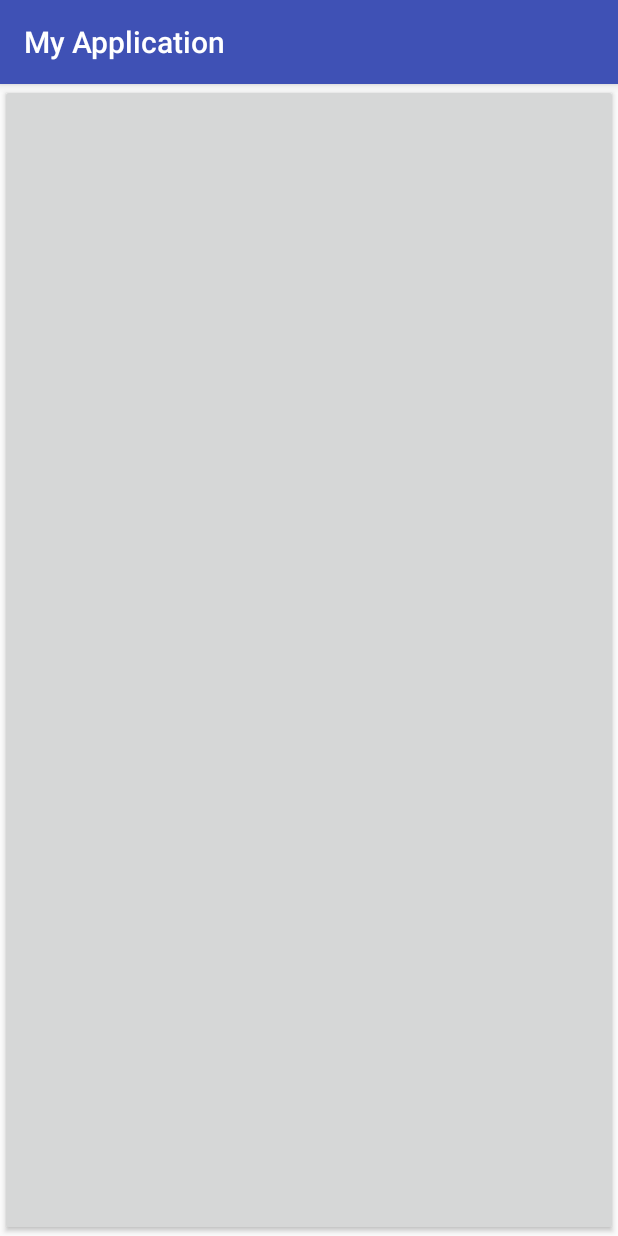
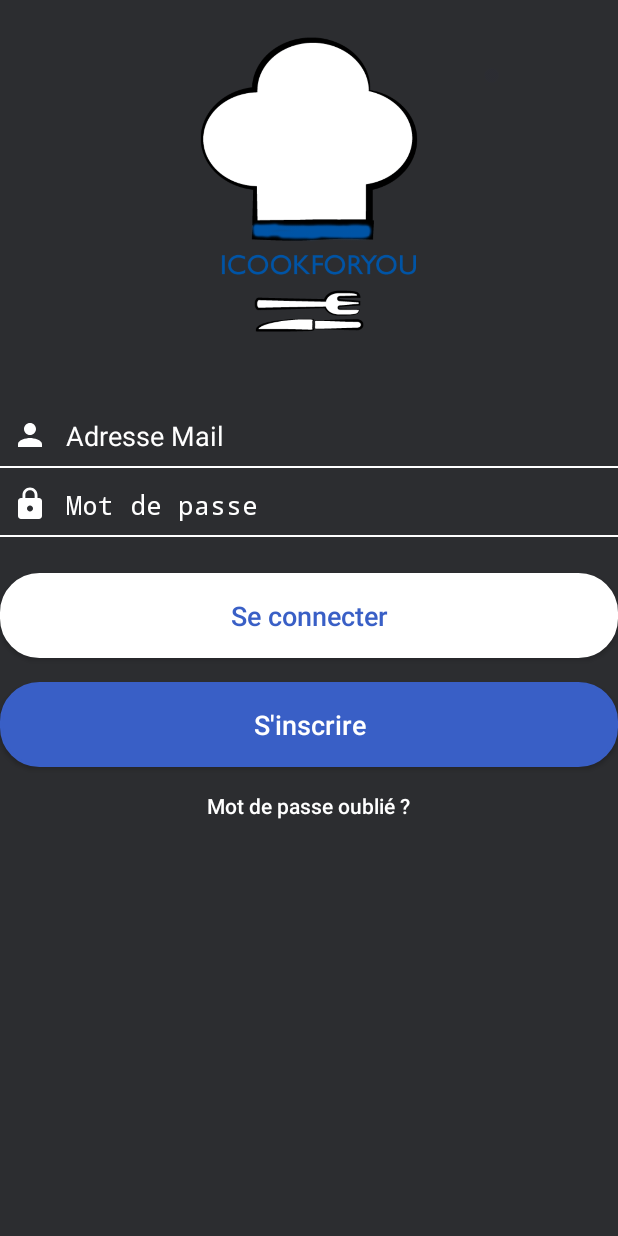
Before and after one commit to nathanpecqueux/iCookForYou, an Android app: the screen it shows after launch (MainActivity before the commit, ConnectionActivity after it), on a phone screen of 412 x 824 dp. Run offline under Robolectric (Android 15) with nearby library versions, the phone set to English and light mode, and no system bars.

Commit message:
Page Connexion
Création page connexion

```diff
--- a/iCookForYou/app/src/main/AndroidManifest.xml
+++ b/iCookForYou/app/src/main/AndroidManifest.xml
@@ -1,25 +1,26 @@
 <?xml version="1.0" encoding="utf-8"?>
 <manifest xmlns:android="http://schemas.android.com/apk/res/android"
-    package="fr.univ_littoral.nathan.myapplication">
+          package="fr.univ_littoral.nathan.myapplication">
 
     <application
+        android:name=".MyApp"
         android:allowBackup="true"
         android:icon="@mipmap/ic_launcher"
         android:label="@string/app_name"
         android:supportsRtl="true"
-        android:theme="@style/AppTheme"
-        android:name=".MyApp">
-
-        <activity android:name=".SplashActivity" android:theme="@style/SplashTheme">
+        android:theme="@style/AppTheme">
+        <activity
+            android:name=".SplashActivity"
+            android:theme="@style/SplashTheme">
             <intent-filter>
                 <action android:name="android.intent.action.MAIN"/>
+
                 <category android:name="android.intent.category.LAUNCHER"/>
             </intent-filter>
-
         </activity>
-
-        <activity android:name=".MainActivity"/>
-
+        <activity android:name=".ConnectionActivity"/>
+        <activity android:name=".RegisterActivity">
+        </activity>
     </application>
 
 </manifest>
--- a/iCookForYou/app/src/main/java/fr/univ_littoral/nathan/myapplication/MainActivity.java
+++ b/iCookForYou/app/src/main/java/fr/univ_littoral/nathan/myapplication/ConnectionActivity.java
@@ -1,9 +1,11 @@
 package fr.univ_littoral.nathan.myapplication;
 
+import android.app.Activity;
 import android.support.v7.app.AppCompatActivity;
 import android.os.Bundle;
 
-public class MainActivity extends AppCompatActivity {
+public class ConnectionActivity extends Activity {
+
 
     @Override
     protected void onCreate(Bundle savedInstanceState) {
--- /dev/null
+++ b/iCookForYou/app/src/main/java/fr/univ_littoral/nathan/myapplication/RegisterActivity.java
@@ -0,0 +1,13 @@
+package fr.univ_littoral.nathan.myapplication;
+
+import android.support.v7.app.AppCompatActivity;
+import android.os.Bundle;
+
+public class RegisterActivity extends AppCompatActivity {
+
+    @Override
+    protected void onCreate(Bundle savedInstanceState) {
+        super.onCreate(savedInstanceState);
+        setContentView(R.layout.activity_register);
+    }
+}
--- a/iCookForYou/app/src/main/java/fr/univ_littoral/nathan/myapplication/SplashActivity.java
+++ b/iCookForYou/app/src/main/java/fr/univ_littoral/nathan/myapplication/SplashActivity.java
@@ -2,7 +2,6 @@ package fr.univ_littoral.nathan.myapplication;
 
 import android.content.Intent;
 import android.os.Bundle;
-import android.os.PersistableBundle;
 import android.support.annotation.Nullable;
 import android.support.v7.app.AppCompatActivity;
 
@@ -15,7 +14,7 @@ public class SplashActivity extends AppCompatActivity {
     @Override
     public void onCreate(@Nullable Bundle savedInstanceState) {
         super.onCreate(savedInstanceState);
-        Intent intent = new Intent(this, MainActivity.class);
+        Intent intent = new Intent(this, ConnectionActivity.class);
         startActivity(intent);
         finish();
     }
--- a/iCookForYou/app/src/main/res/drawable/background.xml
+++ b/iCookForYou/app/src/main/res/drawable/background.xml
@@ -1,6 +1,6 @@
 <?xml version="1.0" encoding="utf-8"?>
 <layer-list xmlns:android="http://schemas.android.com/apk/res/android">
-    <item android:drawable="@android:color/holo_orange_light"/>
+    <item android:drawable="@color/colorBackgroundGrey"/>
 
     <item>
         <bitmap android:src="@drawable/logo" android:gravity="center"/>
--- /dev/null
+++ b/iCookForYou/app/src/main/res/drawable/background_login.xml
@@ -0,0 +1,18 @@
+<?xml version="1.0" encoding="utf-8"?>
+<shape
+    xmlns:android="http://schemas.android.com/apk/res/android">
+    <stroke
+        android:width="2dp"
+        android:color="#ffffff"/>
+    <corners
+        android:radius="25dp" />
+
+    <padding
+        android:left="2dp"
+        android:right="2dp"
+        android:top="2dp"
+        android:bottom="2dp"/>
+
+    <solid android:color="#ffffff"/>
+
+</shape>
--- /dev/null
+++ b/iCookForYou/app/src/main/res/drawable/background_signup.xml
@@ -0,0 +1,18 @@
+<?xml version="1.0" encoding="utf-8"?>
+<shape
+    xmlns:android="http://schemas.android.com/apk/res/android">
+    <stroke
+        android:width="2dp"
+        android:color="#395fc6"/>
+    <corners
+        android:radius="25dp" />
+
+    <padding
+        android:left="2dp"
+        android:right="2dp"
+        android:top="2dp"
+        android:bottom="2dp"/>
+
+    <solid android:color="#395fc6"/>
+
+</shape>
--- /dev/null
+++ b/iCookForYou/app/src/main/res/drawable/ic_lock_white_24dp.xml
@@ -0,0 +1,4 @@
+<?xml version="1.0" encoding="UTF-8" standalone="no"?>
+<vector xmlns:android="http://schemas.android.com/apk/res/android" android:height="24dp" android:viewportHeight="24.0" android:viewportWidth="24.0" android:width="24dp">
+    <path android:fillColor="#FFFFFF" android:pathData="M18,8h-1L17,6c0,-2.76 -2.24,-5 -5,-5S7,3.24 7,6v2L6,8c-1.1,0 -2,0.9 -2,2v10c0,1.1 0.9,2 2,2h12c1.1,0 2,-0.9 2,-2L20,10c0,-1.1 -0.9,-2 -2,-2zM12,17c-1.1,0 -2,-0.9 -2,-2s0.9,-2 2,-2 2,0.9 2,2 -0.9,2 -2,2zM15.1,8L8.9,8L8.9,6c0,-1.71 1.39,-3.1 3.1,-3.1 1.71,0 3.1,1.39 3.1,3.1v2z"/>
+</vector>
--- /dev/null
+++ b/iCookForYou/app/src/main/res/drawable/ic_person_white_24dp.xml
@@ -0,0 +1,4 @@
+<?xml version="1.0" encoding="UTF-8" standalone="no"?>
+<vector xmlns:android="http://schemas.android.com/apk/res/android" android:height="24dp" android:viewportHeight="24.0" android:viewportWidth="24.0" android:width="24dp">
+    <path android:fillColor="#FFFFFF" android:pathData="M12,12c2.21,0 4,-1.79 4,-4s-1.79,-4 -4,-4 -4,1.79 -4,4 1.79,4 4,4zM12,14c-2.67,0 -8,1.34 -8,4v2h16v-2c0,-2.66 -5.33,-4 -8,-4z"/>
+</vector>
--- a/iCookForYou/app/src/main/res/layout/activity_main.xml
+++ b/iCookForYou/app/src/main/res/layout/activity_main.xml
@@ -1,22 +1,109 @@
-<?xml version="1.0" encoding="utf-8"?>
-<android.support.constraint.ConstraintLayout xmlns:android="http://schemas.android.com/apk/res/android"
+<LinearLayout
+xmlns:android="http://schemas.android.com/apk/res/android"
 xmlns:app="http://schemas.android.com/apk/res-auto"
 xmlns:tools="http://schemas.android.com/tools"
 android:layout_width="match_parent"
 android:layout_height="match_parent"
-    tools:context="fr.univ_littoral.nathan.myapplication.MainActivity">
+tools:context="fr.univ_littoral.nathan.myapplication.ConnectionActivity"
+android:orientation="vertical"
+    android:background="#2c2d30">
+<ScrollView
+    android:layout_width="match_parent"
+    android:layout_height="match_parent">
+
+    <LinearLayout
+        android:layout_width="match_parent"
+        android:layout_height="match_parent"
+        android:orientation="vertical">
+
+        <ImageView
+            android:layout_width="wrap_content"
+            android:layout_height="270dp"
+            android:layout_gravity="center_horizontal"
+            android:src="@drawable/logo"/>
+
+        <EditText
+            android:id="@+id/editText"
+            android:layout_width="match_parent"
+            android:layout_height="wrap_content"
+            android:background="@android:color/transparent"
+            android:drawableLeft="@drawable/ic_person_white_24dp"
+            android:drawablePadding="12dp"
+            android:ems="10"
+            android:hint="Adresse Mail"
+            android:inputType="textEmailAddress"
+            android:maxLines="1"
+            android:padding="8dp"
+            android:textColorHint="#fff"
+            android:textColor="#fff"/>
+
+        <View
+            android:layout_width="match_parent"
+            android:layout_height="1dp"
+            android:background="#fff"/>
+
+        <EditText
+            android:layout_width="match_parent"
+            android:layout_height="wrap_content"
+            android:inputType="textPassword"
+            android:ems="10"
+            android:drawablePadding="12dp"
+            android:padding="8dp"
+            android:hint="Mot de passe"
+            android:textColorHint="#fff"
+            android:textColor="#fff"
+            android:maxLines="1"
+            android:background="@android:color/transparent"
+            android:layout_marginTop="4dp"
+            android:drawableLeft="@drawable/ic_lock_white_24dp"/>
+
+        <View
+            android:layout_width="match_parent"
+            android:layout_height="1dp"
+            android:background="#fff"/>
+
+        <Button
+            android:layout_width="match_parent"
+            android:layout_height="wrap_content"
+            android:background="@drawable/background_login"
+            android:text="Se connecter"
+            android:textColor="#395fc6"
+            android:textAllCaps="false"
+            android:padding="16dp"
+            android:clickable="true"
+            style="@style/Base.TextAppearance.AppCompat.Body2"
+            android:layout_marginTop="24dp"
+            android:textSize="18sp"
+            />
+
+        <Button
+            android:layout_width="match_parent"
+            android:layout_height="wrap_content"
+            android:background="@drawable/background_signup"
+            android:text="S'inscrire"
+            android:textColor="#fff"
+            android:textAllCaps="false"
+            android:padding="16dp"
+            android:clickable="true"
+            style="@style/Base.TextAppearance.AppCompat.Body2"
+            android:layout_marginTop="16dp"
+            android:textSize="18sp"
+            />
 
         <TextView
             android:layout_width="wrap_content"
             android:layout_height="wrap_content"
-        android:text="Hello World!"
-        app:layout_constraintBottom_toBottomOf="parent"
-        app:layout_constraintLeft_toLeftOf="parent"
-        app:layout_constraintRight_toRightOf="parent"
-        app:layout_constraintTop_toTopOf="parent" />
+            android:layout_gravity="center"
+            android:text="Mot de passe oublié ?"
+            style="@style/TextAppearance.AppCompat.Body2"
+            android:textColor="#fff"
+            android:padding="16dp"
+            android:clickable="true"
+            android:layout_marginBottom="16dp"/>
 
-    <Button
-        android:layout_width="match_parent"
-        android:layout_height="match_parent"/>
+    </LinearLayout>
 
-</android.support.constraint.ConstraintLayout>
+</ScrollView>
+
+
+</LinearLayout>
--- /dev/null
+++ b/iCookForYou/app/src/main/res/layout/activity_register.xml
@@ -0,0 +1,10 @@
+<?xml version="1.0" encoding="utf-8"?>
+<android.support.constraint.ConstraintLayout
+    xmlns:android="http://schemas.android.com/apk/res/android"
+    xmlns:app="http://schemas.android.com/apk/res-auto"
+    xmlns:tools="http://schemas.android.com/tools"
+    android:layout_width="match_parent"
+    android:layout_height="match_parent"
+    tools:context="fr.univ_littoral.nathan.myapplication.RegisterActivity">
+
+</android.support.constraint.ConstraintLayout>
--- a/iCookForYou/app/src/main/res/values/colors.xml
+++ b/iCookForYou/app/src/main/res/values/colors.xml
@@ -3,4 +3,5 @@
     <color name="colorPrimary">#3F51B5</color>
     <color name="colorPrimaryDark">#303F9F</color>
     <color name="colorAccent">#FF4081</color>
+    <color name="colorBackgroundGrey">#2c2d30</color>
 </resources>
```
Also changed, not shown: iCookForYou/app/src/main/res/drawable/background_food.jpg (added). Lines whose indentation alone changed are shown as unchanged.
